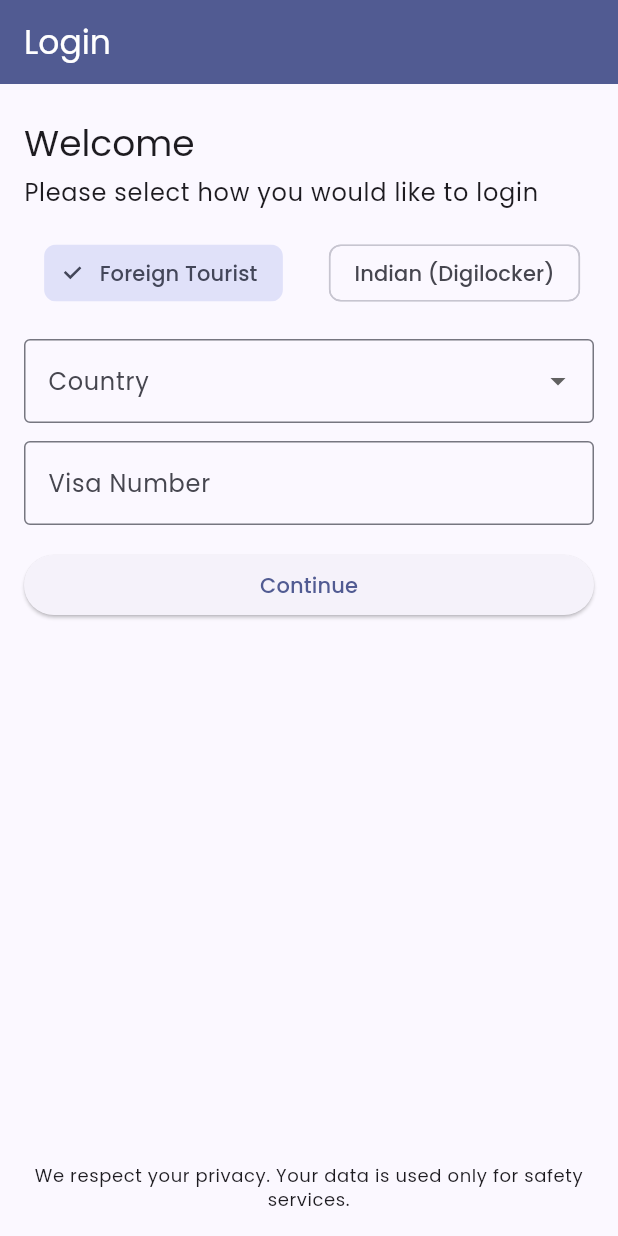
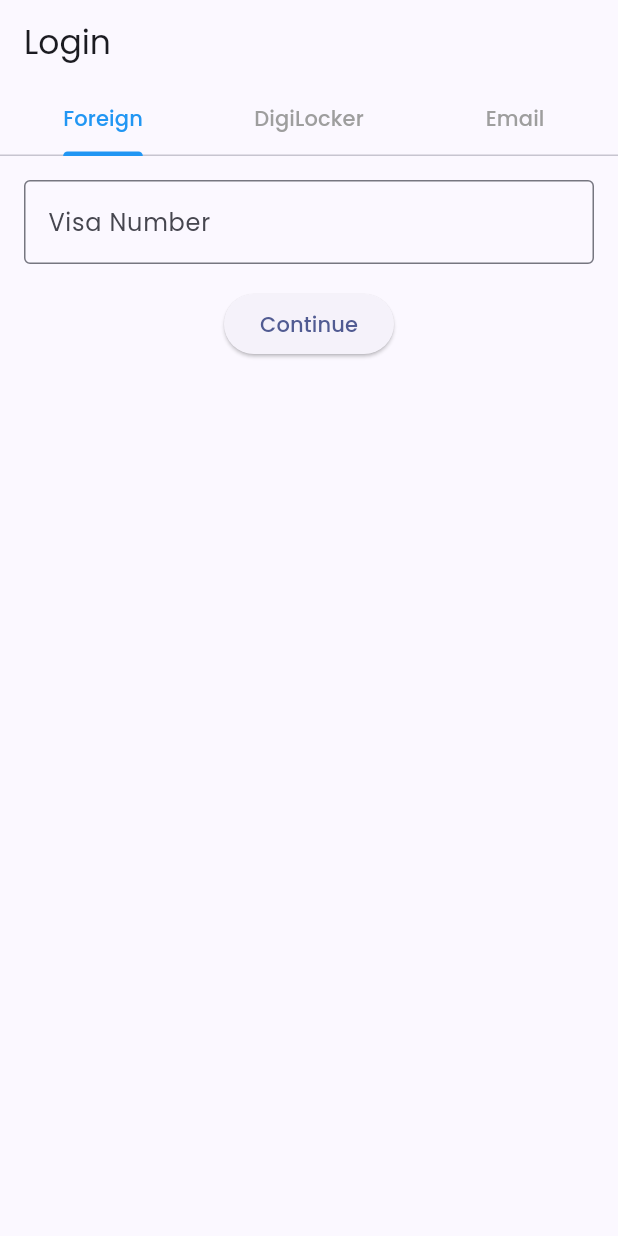
Before and after one commit to SIH-Pixel-Troops/client, a Flutter app: the screen it shows after launch, on a phone screen of 412 x 824 dp. Run offline on Flutter 3.47's test engine with Material 3 defaults, Android fonts, the phone set to English and light mode, and no system bars; our stand-ins replace cloud_firestore, firebase_auth, firebase_core, geolocator, google_fonts, qr_flutter; accounts and stored records are empty.

```diff
--- a/lib/screens/login_page.dart
+++ b/lib/screens/login_page.dart
@@ -1,220 +1,168 @@
 import 'package:flutter/material.dart';
+import 'package:firebase_auth/firebase_auth.dart';
 import 'home_screen.dart';
 
-enum TouristType { foreign, indian }
-
-class LoginPage extends StatefulWidget {
+class LoginPage extends StatelessWidget {
   const LoginPage({super.key});
-
-  @override
-  State<LoginPage> createState() => _LoginPageState();
-}
-
-class _LoginPageState extends State<LoginPage> {
-  final _formKey = GlobalKey<FormState>();
-  TouristType _type = TouristType.foreign;
-  final TextEditingController _visaController = TextEditingController();
-  bool _submitting = false;
-  final List<String> _countries = [
-    'United States',
-    'United Kingdom',
-    'China',
-    'Japan',
-    'Australia',
-    'Germany',
-    'France',
-    'Canada',
-    'Other',
-  ];
-  String? _selectedCountry;
-
-  @override
-  void dispose() {
-    _visaController.dispose();
-    super.dispose();
-  }
-
-  void _submitVisa() {
-    if (!_formKey.currentState!.validate()) return;
-    setState(() => _submitting = true);
-    final visa = _visaController.text.trim();
-    // TODO: replace with real login/network call
-    Future.delayed(const Duration(milliseconds: 600), () {
-      setState(() => _submitting = false);
-      ScaffoldMessenger.of(context).showSnackBar(
-        SnackBar(content: Text('Visa submitted: $visa')),
-      );
-      // Navigate to HomeScreen after successful submit
-      Navigator.of(context).pushReplacement(
-        MaterialPageRoute(builder: (_) => const HomeScreen()),
-      );
-    });
-  }
-
-  void _loginWithDigilocker() {
-    // Placeholder for actual Digilocker OAuth flow
-    // ScaffoldMessenger.of(context).showSnackBar(
-    //   const SnackBar(content: Text('Digilocker login not implemented yet')),
-    // );
-    // Navigate to HomeScreen after Digilocker login
-    Navigator.of(context).pushReplacement(
-      MaterialPageRoute(builder: (_) => const HomeScreen()),
-    );
-  }
-
   @override
   Widget build(BuildContext context) {
-    final colors = Theme.of(context).colorScheme;
-
-    return Scaffold(
+    return DefaultTabController(
+      length: 3,
+      child: Scaffold(
         appBar: AppBar(
-        title: const Text('Login', style: TextStyle(color: Colors.white)),
-        backgroundColor: colors.primary,
-        elevation: 0,
+          title: const Text('Login'),
         ),
-      body: SafeArea(
-        child: Padding(
-          padding: const EdgeInsets.all(16.0),
-          child: Column(
-            crossAxisAlignment: CrossAxisAlignment.start,
+        body: const Column(
           children: [
-              const SizedBox(height: 8),
-              Text(
-                'Welcome',
-                style: Theme.of(context).textTheme.headlineSmall,
-              ),
-              const SizedBox(height: 4),
-              Text(
-                'Please select how you would like to login',
-                style: Theme.of(context).textTheme.bodyLarge,
-              ),
-              const SizedBox(height: 18),
-
-              // Tourist type toggle
-              Row(
-                children: [
-                  Expanded(
-                    child: ChoiceChip(
-                      label: const Text('Foreign Tourist'),
-                      selected: _type == TouristType.foreign,
-                      onSelected: (s) => setState(() {
-                        _type = TouristType.foreign;
-                      }),
+            // ✅ TAB BAR (VISIBLE ON WEB)
+            Material(
+              color: Colors.transparent,
+              child: TabBar(
+                labelColor: Colors.blue,
+                unselectedLabelColor: Colors.grey,
+                indicatorColor: Colors.blue,
+                tabs: [
+                  Tab(text: 'Foreign'),
+                  Tab(text: 'DigiLocker'),
+                  Tab(text: 'Email'),
+                ],
               ),
             ),
-                  const SizedBox(width: 8),
+
+            // ✅ TAB CONTENT
             Expanded(
-                    child: ChoiceChip(
-                      label: const Text('Indian (Digilocker)'),
-                      selected: _type == TouristType.indian,
-                      onSelected: (s) => setState(() {
-                        _type = TouristType.indian;
-                      }),
-                    ),
-                  ),
+              child: TabBarView(
+                children: [
+                  _ForeignTab(),
+                  _DigiLockerTab(),
+                  _EmailTab(),
                 ],
-              ),
-
-              const SizedBox(height: 20),
-
-              if (_type == TouristType.foreign) ...[
-                Form(
-                  key: _formKey,
-                  child: Column(
-                    crossAxisAlignment: CrossAxisAlignment.start,
-                    children: [
-                      // Country selector (only for foreign tourists)
-                      DropdownButtonFormField<String>(
-                        initialValue: _selectedCountry,
-                        decoration: const InputDecoration(
-                          labelText: 'Country',
-                          border: OutlineInputBorder(),
-                        ),
-                        items: _countries
-                            .map((c) => DropdownMenuItem(
-                                  value: c,
-                                  child: Text(c),
-                                ))
-                            .toList(),
-                        onChanged: (v) => setState(() => _selectedCountry = v),
-                        validator: (v) {
-                          if (v == null || v.isEmpty) {
-                            return 'Please select your country';
-                          }
-                          return null;
-                        },
-                      ),
-                      const SizedBox(height: 12),
-                      TextFormField(
-                        controller: _visaController,
-                        decoration: const InputDecoration(
-                          labelText: 'Visa Number',
-                          hintText: 'Enter your visa number',
-                          border: OutlineInputBorder(),
-                        ),
-                        textInputAction: TextInputAction.done,
-                        validator: (v) {
-                          if (v == null || v.trim().isEmpty) {
-                            return 'Visa number is required';
-                          }
-                          if (v.trim().length < 4) {
-                            return 'Enter a valid visa number';
-                          }
-                          return null;
-                        },
-                        onFieldSubmitted: (_) => _submitVisa(),
-                      ),
-                      const SizedBox(height: 16),
-                      SizedBox(
-                        width: double.infinity,
-                        child: ElevatedButton(
-                          onPressed: _submitting ? null : _submitVisa,
-                          child: _submitting
-                              ? const SizedBox(
-                                  height: 18,
-                                  width: 18,
-                                  child:
-                                      CircularProgressIndicator(strokeWidth: 2),
-                                )
-                              : const Text('Continue'),
               ),
             ),
           ],
         ),
       ),
-              ] else ...[
-                const Text(
-                  'Login using DigiLocker',
-                  style: TextStyle(fontSize: 16, fontWeight: FontWeight.w600),
-                ),
-                const SizedBox(height: 12),
-                Text(
-                  'If you are an Indian tourist, you can login using DigiLocker to quickly share verified identity documents.',
-                  style: Theme.of(context).textTheme.bodyMedium,
-                ),
-                const SizedBox(height: 18),
-                SizedBox(
-                  width: double.infinity,
-                  child: OutlinedButton.icon(
-                    icon: const Icon(Icons.lock),
-                    label: const Text('Login with DigiLocker'),
-                    onPressed: _loginWithDigilocker,
+    );
+  }
+}
+
+class _ForeignTab extends StatelessWidget {
+  const _ForeignTab();
+
+  @override
+  Widget build(BuildContext context) {
+    return Padding(
+      padding: const EdgeInsets.all(16),
+      child: Column(
+        children: [
+          const TextField(
+            decoration: InputDecoration(
+              labelText: 'Visa Number',
+              border: OutlineInputBorder(),
             ),
           ),
-              ],
-
-              const Spacer(),
-              Center(
-                child: Text(
-                  'We respect your privacy. Your data is used only for safety services.',
-                  style: Theme.of(context).textTheme.bodySmall,
-                  textAlign: TextAlign.center,
-                ),
+          const SizedBox(height: 16),
+          ElevatedButton(
+            onPressed: () {
+              Navigator.pushReplacement(
+                context,
+                MaterialPageRoute(builder: (_) => const HomeScreen()),
+              );
+            },
+            child: const Text('Continue'),
           ),
         ],
-          ),
-        ),
       ),
     );
   }
 }
+
+class _DigiLockerTab extends StatelessWidget {
+  const _DigiLockerTab();
+
+  @override
+  Widget build(BuildContext context) {
+    return Center(
+      child: OutlinedButton.icon(
+        icon: const Icon(Icons.lock),
+        label: const Text('Login with DigiLocker'),
+        onPressed: () {
+          Navigator.pushReplacement(
+            context,
+            MaterialPageRoute(builder: (_) => const HomeScreen()),
+          );
+        },
+      ),
+    );
+  }
+}
+
+class _EmailTab extends StatefulWidget {
+  const _EmailTab();
+
+  @override
+  State<_EmailTab> createState() => _EmailTabState();
+}
+
+class _EmailTabState extends State<_EmailTab> {
+  final email = TextEditingController();
+  final password = TextEditingController();
+  bool loading = false;
+  String? error;
+
+  Future<void> login() async {
+    setState(() => loading = true);
+    try {
+      await FirebaseAuth.instance.signInWithEmailAndPassword(
+        email: email.text.trim(),
+        password: password.text.trim(),
+      );
+      Navigator.pushReplacement(
+        context,
+        MaterialPageRoute(builder: (_) => const HomeScreen()),
+      );
+    } catch (e) {
+      setState(() => error = e.toString());
+    }
+    setState(() => loading = false);
+  }
+
+  @override
+  Widget build(BuildContext context) {
+    return Padding(
+      padding: const EdgeInsets.all(16),
+      child: Column(
+        children: [
+          TextField(
+            controller: email,
+            decoration: const InputDecoration(
+              labelText: 'Email',
+              border: OutlineInputBorder(),
+            ),
+          ),
+          const SizedBox(height: 12),
+          TextField(
+            controller: password,
+            obscureText: true,
+            decoration: const InputDecoration(
+              labelText: 'Password',
+              border: OutlineInputBorder(),
+            ),
+          ),
+          if (error != null)
+            Padding(
+              padding: const EdgeInsets.only(top: 8),
+              child: Text(error!, style: const TextStyle(color: Colors.red)),
+            ),
+          const SizedBox(height: 16),
+          ElevatedButton(
+            onPressed: loading ? null : login,
+            child: loading
+                ? const CircularProgressIndicator()
+                : const Text('Login'),
+          ),
+        ],
+      ),
+    );
+  }
+}
--- /dev/null
+++ b/lib/services/auth_service.dart
@@ -0,0 +1,27 @@
+import 'package:firebase_auth/firebase_auth.dart';
+
+class AuthService {
+  final FirebaseAuth _auth = FirebaseAuth.instance;
+
+  Future<User?> signUp(String email, String password) async {
+    final cred = await _auth.createUserWithEmailAndPassword(
+      email: email,
+      password: password,
+    );
+    return cred.user;
+  }
+
+  Future<User?> signIn(String email, String password) async {
+    final cred = await _auth.signInWithEmailAndPassword(
+      email: email,
+      password: password,
+    );
+    return cred.user;
+  }
+
+  Future<void> signOut() async {
+    await _auth.signOut();
+  }
+
+  User? get currentUser => _auth.currentUser;
+}
--- a/pubspec.yaml
+++ b/pubspec.yaml
@@ -13,6 +13,9 @@ dependencies:
   google_fonts: ^6.1.0
   http: ^1.1.0
   geolocator: ^11.0.0
+  firebase_core: ^2.27.0
+  firebase_auth: ^4.17.0
+  cloud_firestore: ^4.15.0
 
 dev_dependencies:
   flutter_test:
```
Also changed, not shown: lib/main.dart (+7 -1 lines), lib/screens/id_wallet_screen.dart (+64 -18 lines), lib/services/api_service.dart (+76 -37 lines), lib/services/blockchain_id_service.dart (added, +44 -0 lines), firebase.json, lib/firebase_options.dart (added), pubspec.lock, 12 other files. Lines whose indentation alone changed are shown as unchanged.
